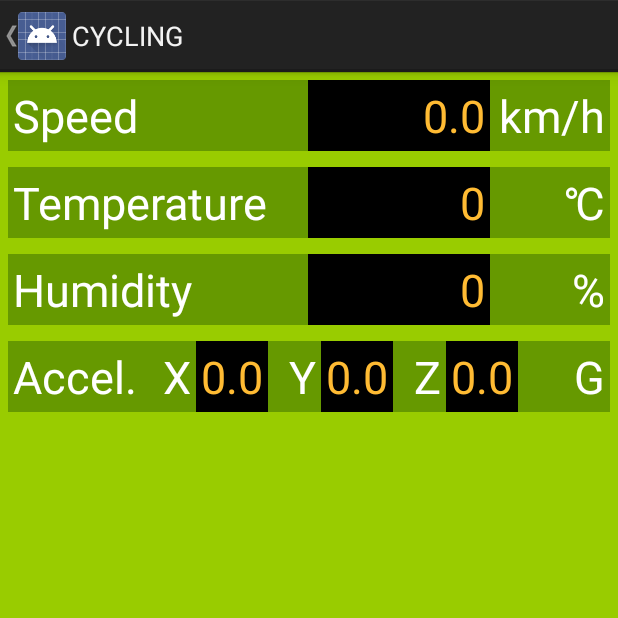
After one commit to araobp/bicycle, an Android app: the CyclingVisualizerActivity screen opened directly, with no data from a screen before it, on a phone screen of 412 x 824 dp, the top half of it. The commit adds this screen. Run offline under Robolectric (Android 15) with nearby library versions, the phone set to English and light mode, and no system bars.

Commit message:
add cycling visualizer

```diff
--- a/src/app/build.gradle
+++ b/src/app/build.gradle
@@ -24,6 +24,8 @@ dependencies {
     compile files('libs/d2xx.jar')
     compile "org.jetbrains.kotlin:kotlin-stdlib-jre7:$kotlin_version"
     compile 'com.android.support.constraint:constraint-layout:1.0.2'
+    compile 'com.google.android.gms:play-services-maps:11.0.4'
+    compile 'com.android.support:appcompat-v7:23.4.0'
 }
 
 repositories {
--- a/src/app/src/main/java/jp/araobp/iot/ui/CliActivity.kt
+++ b/src/app/src/main/java/jp/araobp/iot/ui/CliActivity.kt
@@ -45,6 +45,7 @@ class CliActivity : RxHandlerActivity() {
     private var mTextViewScaler: TextView? = null
     private var mTextViewDevices: TextView? = null
     private val mListSchedules = ArrayList<TextView>()
+    private var mButtonVisualizerCycling: Button? = null
 
     internal var mTimerScaler = "unknown"
 
@@ -53,6 +54,7 @@ class CliActivity : RxHandlerActivity() {
 
     private val sButtonOpenOpen = "Open"
     private val sButtonOpenClose = "Close"
+
     private val TAG = "CLI"
 
     companion object {
@@ -131,6 +133,8 @@ class CliActivity : RxHandlerActivity() {
 
         mTextViewDevices = findViewById(R.id.textViewDevices) as TextView
 
+        mButtonVisualizerCycling = findViewById(R.id.buttonVisualizerCycling) as Button
+
         mListSchedules.add(findViewById(R.id.textViewSchedule1) as TextView)
         mListSchedules.add(findViewById(R.id.textViewSchedule2) as TextView)
         mListSchedules.add(findViewById(R.id.textViewSchedule3) as TextView)
@@ -195,6 +199,11 @@ class CliActivity : RxHandlerActivity() {
                 log("Logging disabled")
                 mSensorNetworkService?.enabled = false;
             }
+        }
+
+        mButtonVisualizerCycling!!.setOnClickListener {
+            val intent = Intent(this@CliActivity, CyclingVisualizerActivity::class.java)
+            startActivity(intent)
         }
 
         val filter = IntentFilter()
--- /dev/null
+++ b/src/app/src/main/java/jp/araobp/iot/ui/CyclingVisualizerActivity.kt
@@ -0,0 +1,21 @@
+package jp.araobp.iot.ui
+
+import android.app.Activity
+import android.os.Bundle
+import android.view.MenuItem
+
+class CyclingVisualizerActivity : Activity() {
+    override fun onCreate(savedInstanceState: Bundle?) {
+        super.onCreate(savedInstanceState)
+        setContentView(R.layout.activity_cycling_visualizer)
+        actionBar.setDisplayHomeAsUpEnabled(true)
+    }
+
+    override fun onOptionsItemSelected(item: MenuItem?): Boolean {
+        super.onOptionsItemSelected(item)
+        when (item!!.itemId) {
+            android.R.id.home -> this.finish()
+        }
+        return true
+    }
+}
--- a/src/app/src/main/java/jp/araobp/iot/ui/VisualizerActivity.kt
+++ /dev/null
@@ -1,7 +0,0 @@
-package jp.araobp.iot.ui
-
-/**
- * Created by shiny on 2017/08/07.
- */
-class VisualizerActivity {
-}
--- a/src/app/src/main/res/layout/activity_cli.xml
+++ b/src/app/src/main/res/layout/activity_cli.xml
@@ -66,11 +66,27 @@
         android:orientation="horizontal">
 
         <Button
-            android:id="@+id/buttonVisualizer"
+            android:id="@+id/buttonVisualizerCycling"
             android:layout_width="wrap_content"
             android:layout_height="wrap_content"
             android:padding="@dimen/padding"
-            android:text="Visualizer"
+            android:text="Cycling"
+            android:textSize="@dimen/button_text_size" />
+
+        <Button
+            android:id="@+id/buttonMap"
+            android:layout_width="wrap_content"
+            android:layout_height="wrap_content"
+            android:padding="@dimen/padding"
+            android:text="Map"
+            android:textSize="@dimen/button_text_size" />
+
+        <Button
+            android:id="@+id/buttonAnalyze"
+            android:layout_width="wrap_content"
+            android:layout_height="wrap_content"
+            android:padding="@dimen/padding"
+            android:text="Analyze"
             android:textSize="@dimen/button_text_size" />
 
         <ToggleButton
--- /dev/null
+++ b/src/app/src/main/res/layout/activity_cycling_visualizer.xml
@@ -0,0 +1,233 @@
+<?xml version="1.0" encoding="utf-8"?>
+<LinearLayout xmlns:android="http://schemas.android.com/apk/res/android"
+    xmlns:tools="http://schemas.android.com/tools"
+    android:layout_width="match_parent"
+    android:layout_height="match_parent"
+    android:background="@android:color/holo_green_light"
+    android:orientation="vertical"
+    tools:context="jp.araobp.iot.ui.CyclingVisualizerActivity">
+
+    <LinearLayout
+        android:layout_width="match_parent"
+        android:layout_height="wrap_content"
+        android:layout_margin="@dimen/margin"
+        android:background="@android:color/holo_green_dark"
+        android:orientation="horizontal">
+
+        <TextView
+            android:id="@+id/textViewSpeedLabel"
+            android:layout_width="wrap_content"
+            android:layout_height="wrap_content"
+            android:minWidth="200sp"
+            android:padding="@dimen/padding"
+            android:text="Speed"
+            android:textColor="@android:color/background_light"
+            android:textSize="30sp" />
+
+        <TextView
+            android:id="@+id/textViewSpeedValue"
+            android:layout_width="wrap_content"
+            android:layout_height="match_parent"
+            android:layout_weight="1"
+            android:background="@android:color/background_dark"
+            android:gravity="right"
+            android:padding="@dimen/padding"
+            android:text="0.0"
+            android:textColor="@android:color/holo_orange_light"
+            android:textSize="30sp" />
+
+        <TextView
+            android:id="@+id/textSpeedUnit"
+            android:layout_width="wrap_content"
+            android:layout_height="wrap_content"
+            android:gravity="right"
+            android:minWidth="80sp"
+            android:padding="@dimen/padding"
+            android:text="km/h"
+            android:textColor="@android:color/background_light"
+            android:textSize="30sp" />
+
+    </LinearLayout>
+
+    <LinearLayout
+        android:layout_width="match_parent"
+        android:layout_height="wrap_content"
+        android:layout_margin="@dimen/margin"
+        android:background="@android:color/holo_green_dark"
+        android:orientation="horizontal">
+
+        <TextView
+            android:id="@+id/textViewTempLabel"
+            android:layout_width="wrap_content"
+            android:layout_height="wrap_content"
+            android:minWidth="200sp"
+            android:padding="@dimen/padding"
+            android:text="Temperature"
+            android:textColor="@android:color/background_light"
+            android:textSize="30sp" />
+
+        <TextView
+            android:id="@+id/textViewTempValue"
+            android:layout_width="wrap_content"
+            android:layout_height="wrap_content"
+            android:layout_weight="1"
+            android:background="@android:color/background_dark"
+            android:gravity="right"
+            android:padding="@dimen/padding"
+            android:text="0"
+            android:textColor="@android:color/holo_orange_light"
+            android:textSize="30sp" />
+
+        <TextView
+            android:id="@+id/textTempUnit"
+            android:layout_width="wrap_content"
+            android:layout_height="wrap_content"
+            android:gravity="right"
+            android:minWidth="80sp"
+            android:padding="@dimen/padding"
+            android:text="℃"
+            android:textColor="@android:color/background_light"
+            android:textSize="30sp" />
+
+    </LinearLayout>
+
+    <LinearLayout
+        android:layout_width="match_parent"
+        android:layout_height="wrap_content"
+        android:layout_margin="@dimen/margin"
+        android:background="@android:color/holo_green_dark"
+        android:orientation="horizontal">
+
+        <TextView
+            android:id="@+id/textViewHumidLabel"
+            android:layout_width="wrap_content"
+            android:layout_height="wrap_content"
+            android:minWidth="200sp"
+            android:padding="@dimen/padding"
+            android:text="Humidity"
+            android:textColor="@android:color/background_light"
+            android:textSize="30sp" />
+
+        <TextView
+            android:id="@+id/textViewHumidValue"
+            android:layout_width="wrap_content"
+            android:layout_height="match_parent"
+            android:layout_weight="1"
+            android:background="@android:color/background_dark"
+            android:gravity="right"
+            android:padding="@dimen/padding"
+            android:text="0"
+            android:textColor="@android:color/holo_orange_light"
+            android:textSize="30sp" />
+
+        <TextView
+            android:id="@+id/textHumidUnit"
+            android:layout_width="wrap_content"
+            android:layout_height="wrap_content"
+            android:gravity="right"
+            android:minWidth="80sp"
+            android:padding="@dimen/padding"
+            android:text="%"
+            android:textColor="@android:color/background_light"
+            android:textSize="30sp" />
+
+    </LinearLayout>
+
+    <LinearLayout
+        android:layout_width="match_parent"
+        android:layout_height="wrap_content"
+        android:layout_margin="@dimen/margin"
+        android:background="@android:color/holo_green_dark"
+        android:orientation="horizontal">
+
+        <TextView
+            android:id="@+id/textViewAccelLabel"
+            android:layout_width="wrap_content"
+            android:layout_height="wrap_content"
+            android:minWidth="90sp"
+            android:padding="@dimen/padding"
+            android:text="Accel."
+            android:textColor="@android:color/background_light"
+            android:textSize="30sp" />
+
+        <TextView
+            android:id="@+id/textViewAccelLabelX"
+            android:layout_width="wrap_content"
+            android:layout_height="wrap_content"
+            android:gravity="right"
+            android:minWidth="35sp"
+            android:padding="@dimen/padding"
+            android:text="X"
+            android:textColor="@android:color/background_light"
+            android:textSize="30sp" />
+
+        <TextView
+            android:id="@+id/textViewAccelValueX"
+            android:layout_width="wrap_content"
+            android:layout_height="match_parent"
+            android:background="@android:color/background_dark"
+            android:gravity="right"
+            android:padding="@dimen/padding"
+            android:text="0.0"
+            android:textColor="@android:color/holo_orange_light"
+            android:textSize="30sp" />
+
+        <TextView
+            android:id="@+id/textViewAccelLabelY"
+            android:layout_width="wrap_content"
+            android:layout_height="wrap_content"
+            android:gravity="right"
+            android:minWidth="35sp"
+            android:padding="@dimen/padding"
+            android:text="Y"
+            android:textColor="@android:color/background_light"
+            android:textSize="30sp" />
+
+        <TextView
+            android:id="@+id/textViewAccelValueY"
+            android:layout_width="wrap_content"
+            android:layout_height="match_parent"
+            android:background="@android:color/background_dark"
+            android:gravity="right"
+            android:padding="@dimen/padding"
+            android:text="0.0"
+            android:textColor="@android:color/holo_orange_light"
+            android:textSize="30sp" />
+
+        <TextView
+            android:id="@+id/textViewAccelLabelZ"
+            android:layout_width="wrap_content"
+            android:layout_height="wrap_content"
+            android:gravity="right"
+            android:minWidth="35sp"
+            android:padding="@dimen/padding"
+            android:text="Z"
+            android:textColor="@android:color/background_light"
+            android:textSize="30sp" />
+
+        <TextView
+            android:id="@+id/textViewAccelValueZ"
+            android:layout_width="wrap_content"
+            android:layout_height="match_parent"
+            android:background="@android:color/background_dark"
+            android:gravity="right"
+            android:padding="@dimen/padding"
+            android:text="0.0"
+            android:textColor="@android:color/holo_orange_light"
+            android:textSize="30sp" />
+
+        <TextView
+            android:id="@+id/textAccelUnit"
+            android:layout_width="wrap_content"
+            android:layout_height="wrap_content"
+            android:gravity="right"
+            android:minWidth="80sp"
+            android:padding="@dimen/padding"
+            android:text="G"
+            android:layout_weight="1"
+            android:textColor="@android:color/background_light"
+            android:textSize="30sp" />
+
+    </LinearLayout>
+
+</LinearLayout>
--- a/src/app/src/main/res/menu/main.xml
+++ /dev/null
@@ -1,9 +0,0 @@
-<menu xmlns:android="http://schemas.android.com/apk/res/android" >
-
-    <item
-        android:id="@+id/action_settings"
-        android:orderInCategory="100"
-        android:showAsAction="never"
-        android:title="@string/action_settings"/>
-
-</menu>
--- a/src/app/src/main/res/values/strings.xml
+++ b/src/app/src/main/res/values/strings.xml
@@ -6,8 +6,9 @@
     <string name="app_name_cli">CLI</string>
     <string name="app_name_builtin_sensors">BUILT-IN SENSORS</string>
     <string name="app_name_edge_computing">EDGE COMPUTING</string>
-    <string name="app_name_visualizer">VISUALIZER</string>
+    <string name="app_name_cycling_visualizer">CYCLING</string>
     <string name="app_name_db_client">DB CLIENT</string>
     <string name="action_settings">Settings</string>
     <string name="schedule_default">0,0,0,0</string>
+
 </resources>
```
Also changed, not shown: src/app/src/main/AndroidManifest.xml (+14 -5 lines), 1 other file.
